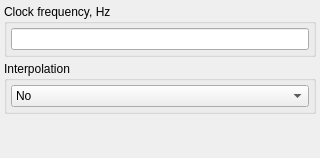
Before: the Qt Designer form apps/zxtune-qt/ui/preferences/saa.ui in vitamin-caig/zxtune, drawn with Qt 5.
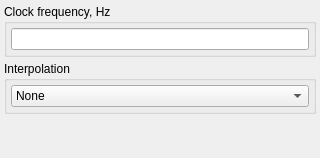
After: the same form once the commit is applied.

Commit message: zxtune-qt: support HQ interpolation for SAA.

The edit to the form file:
```diff
--- a/apps/zxtune-qt/ui/preferences/saa.ui
+++ b/apps/zxtune-qt/ui/preferences/saa.ui
@@ -58,7 +58,7 @@
        <widget class="QComboBox" name="interpolationValue">
         <item>
          <property name="text">
-          <string>No</string>
+          <string>None</string>
          </property>
         </item>
         <item>
```
Left out of the diff: 7 changed lines with no effect on the pictures. The commit also changes 2 other files.
